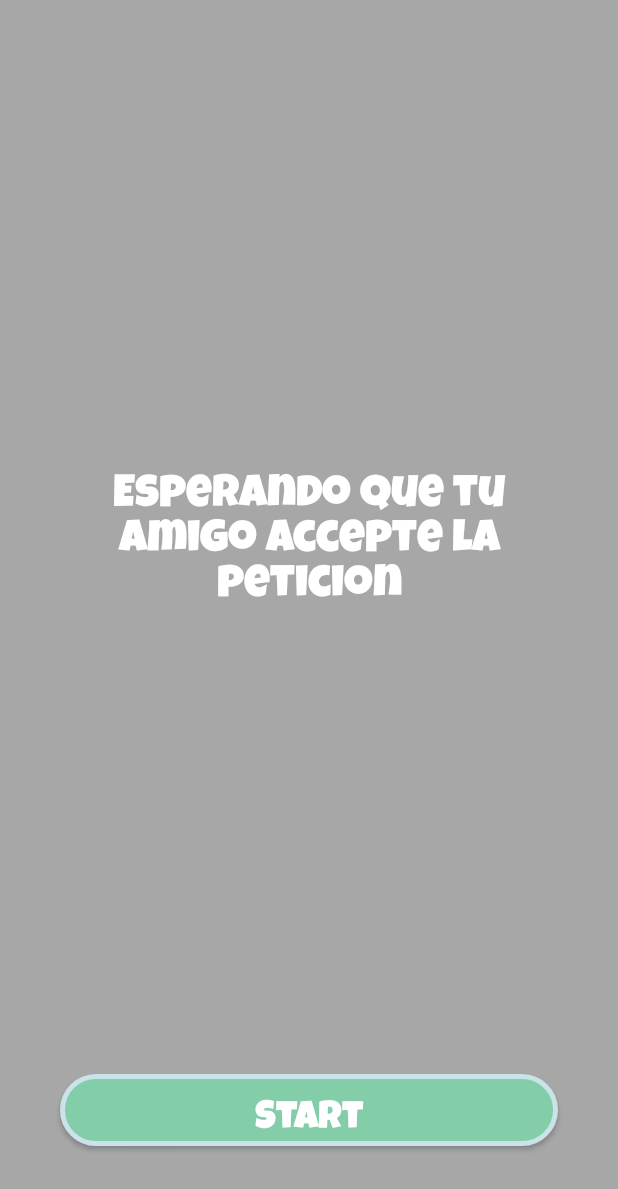
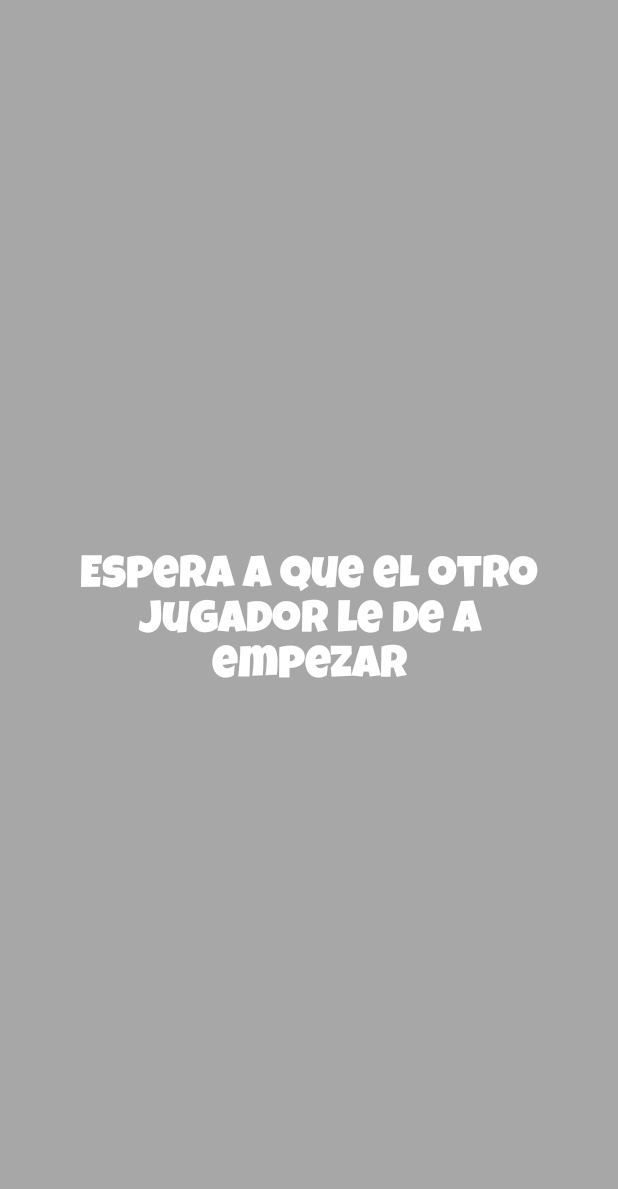
Before and after one commit to pautena/Nerve-AndroidApp, an Android app: the fragment WaitForStartFragment placed in its activity, on a phone screen of 412 x 824 dp. Shown: the top 1189 px of the screen. Run offline under Robolectric (Android 15) with nearby library versions, the light colour scheme and no system bars; libraries missing offline, so code that uses them is left out: com.twilio.video, io.realm; 4 statements that could not run were skipped.

Commit message:
IT workS

```diff
--- a/app/build.gradle
+++ b/app/build.gradle
@@ -41,6 +41,7 @@ repositories {
     maven {
         url 'https://dl.bintray.com/tzutalin/maven'
     }
+    maven { url "https://jitpack.io" }
 }
 
 
@@ -67,6 +68,7 @@ dependencies {
     compile 'de.hdodenhof:circleimageview:2.1.0'
     compile 'io.realm:android-adapters:2.0.0'
     compile 'com.tzutalin.dlib-android-app:dlib:1.0.4'
+    compile 'com.github.delight-im:Android-DDP:v3.3.0'
     compile project(':openCVLibrary320')
 }
 
--- a/app/src/main/java/com/pautena/hackupc/entities/RequestUser.java
+++ b/app/src/main/java/com/pautena/hackupc/entities/RequestUser.java
@@ -14,9 +14,10 @@ public class RequestUser extends RealmObject {
     private String email;
     private String username;
 
-    public RequestUser(){}
+    public RequestUser() {
+    }
 
-    public RequestUser(String id, String email, String username) {
+    public RequestUser(String id, String username, String email) {
         this.id = id;
         this.email = email;
         this.username = username;
--- a/app/src/main/java/com/pautena/hackupc/services/ApiService.java
+++ b/app/src/main/java/com/pautena/hackupc/services/ApiService.java
@@ -28,8 +28,8 @@ public interface ApiService {
                            @Field("password") String password);
 
     @FormUrlEncoded
-    @PUT("methods/setPushNotificationsToken")
-    Call<JsonObject> updateUserFirebaseToken(@Field("partnerId") String userId, @Field("firebase_token") String firebaseToken);
+    @POST("methods/setPushNotificationsToken")
+    Call<JsonObject> updateUserFirebaseToken(@Field("token") String firebaseToken);
 
     @FormUrlEncoded
     @POST("rooms")
--- a/app/src/main/java/com/pautena/hackupc/ui/twillio/fragments/SelectFriendFragment.java
+++ b/app/src/main/java/com/pautena/hackupc/ui/twillio/fragments/SelectFriendFragment.java
@@ -84,11 +84,12 @@ public class SelectFriendFragment extends Fragment implements FriendSelectionAda
         mLayoutManager = new LinearLayoutManager(getActivity());
         recyclerView.setLayoutManager(mLayoutManager);
         recyclerView.addItemDecoration(new SimpleDividerItemDecoration(getActivity()));
+        recyclerView.setAdapter(FriendSelectionAdapter.newInstance(getActivity(),realm, SelectFriendFragment.this));
 
         ApiServiceAdapter.getInstance(getActivity()).getAllUsers(new FinishGetFriendsCallback() {
             @Override
             public void onFinishGetFriends() {
-                recyclerView.setAdapter(FriendSelectionAdapter.newInstance(realm, SelectFriendFragment.this));
+                recyclerView.setAdapter(FriendSelectionAdapter.newInstance(getActivity(),realm, SelectFriendFragment.this));
             }
         });
 
--- a/app/src/main/java/com/pautena/hackupc/ui/twillio/fragments/WaitForStartFragment.java
+++ b/app/src/main/java/com/pautena/hackupc/ui/twillio/fragments/WaitForStartFragment.java
@@ -34,11 +34,13 @@ public class WaitForStartFragment extends Fragment {
 
     private WaitForStartCallback callback = emptyCalblack;
     private static final String ARG_HAVE_PARTICIPANT = "argHaveParticipant";
+    private static final String ARG_MASTER = "argMaster";
 
-    public static WaitForStartFragment newInstance(Participant participant) {
+    public static WaitForStartFragment newInstance(Participant participant, boolean master) {
 
         Bundle args = new Bundle();
         args.putBoolean(ARG_HAVE_PARTICIPANT, participant != null);
+        args.putBoolean(ARG_MASTER, master);
 
         WaitForStartFragment fragment = new WaitForStartFragment();
         fragment.setArguments(args);
@@ -60,18 +62,22 @@ public class WaitForStartFragment extends Fragment {
     private Button startButton;
     private TextView titleTextView;
     private boolean haveParticipant;
+    private boolean master;
 
     @Nullable
     @Override
     public View onCreateView(LayoutInflater inflater, @Nullable ViewGroup container, @Nullable Bundle savedInstanceState) {
-        View view = inflater.inflate(R.layout.wait_for_start, container, false);
+        View view = inflater.inflate(R.layout.wait_for_start_fragment, container, false);
 
         startButton = (Button) view.findViewById(R.id.start_button);
         titleTextView = (TextView) view.findViewById(R.id.title);
 
         haveParticipant = getArguments().getBoolean(ARG_HAVE_PARTICIPANT);
+        master = getArguments().getBoolean(ARG_MASTER);
+
 
         setHaveParticipant(haveParticipant);
+        setWaitingMessageNoMaster();
 
         startButton.setOnClickListener(new View.OnClickListener() {
             @Override
@@ -85,6 +91,7 @@ public class WaitForStartFragment extends Fragment {
     }
 
     public void setHaveParticipant(boolean haveParticipant) {
+        if (master) {
             Log.d(TAG, "setHaveParticipant. haveParticipant: " + haveParticipant);
 
             this.haveParticipant = haveParticipant;
@@ -94,6 +101,15 @@ public class WaitForStartFragment extends Fragment {
                 titleTextView.setText(R.string.wait_for_participant);
             }
 
-        //TODO: remove comment - >startButton.setEnabled(haveParticipant);
+            startButton.setEnabled(haveParticipant);
         }
     }
+
+    public void setWaitingMessageNoMaster() {
+        if (!master) {
+
+            titleTextView.setText(R.string.wait_for_start_no_master);
+            startButton.setVisibility(View.GONE);
+        }
+    }
+}
--- a/app/src/main/res/layout/content_video.xml
+++ b/app/src/main/res/layout/content_video.xml
@@ -38,7 +38,8 @@
             android:layout_gravity="center"
             android:text="@string/room_status"
             android:textColor="@color/colorAccent"
-            android:textSize="20sp" />
+            android:textSize="20sp"
+            android:visibility="invisible" />
 
     </LinearLayout>
 
--- /dev/null
+++ b/app/src/main/res/layout/wait_for_start_fragment.xml
@@ -0,0 +1,29 @@
+<?xml version="1.0" encoding="utf-8"?>
+<LinearLayout xmlns:android="http://schemas.android.com/apk/res/android"
+    xmlns:app="http://schemas.android.com/apk/res-auto"
+    android:layout_width="match_parent"
+    android:layout_height="match_parent"
+    android:background="#55000000"
+    android:orientation="vertical">
+
+    <com.pautena.hackupc.ui.customview.TextViewPlus
+        android:id="@+id/title"
+        style="@style/MyText"
+        android:layout_width="match_parent"
+        android:layout_height="match_parent"
+        android:layout_weight="1"
+        android:gravity="center"
+        android:text="@string/initial_fragment_text"
+
+        app:customFont="LuckiestGuy.ttf" />
+
+    <com.pautena.hackupc.ui.customview.ButtonPlus
+        android:id="@+id/start_button"
+        style="@style/MyButton"
+        android:layout_width="match_parent"
+        android:layout_height="wrap_content"
+        android:layout_marginBottom="60dp"
+        android:text="@string/start"
+        app:customFont="LuckiestGuy.ttf" />
+
+</LinearLayout>
--- a/app/src/main/res/values/strings.xml
+++ b/app/src/main/res/values/strings.xml
@@ -35,5 +35,7 @@
     <string name="start">Start</string>
     <string name="wait_for_participant">Esperando que tu amigo accepte la peticion</string>
     <string name="wait_for_start">Dale a empezar para poder cantar!</string>
+    <string name="new_request">El usuario %1$s te ha invitado a unirte a cantar la canción %2$s</string>
+    <string name="wait_for_start_no_master">Espera a que el otro jugador le de a empezar</string>
 
 </resources>
```
Also changed, not shown: app/src/main/java/com/pautena/hackupc/entities/manager/UserManager.java (+15 -1 lines), app/src/main/java/com/pautena/hackupc/services/ApiServiceAdapter.java (+23 -30 lines), app/src/main/java/com/pautena/hackupc/services/firebase/MyFirebaseService.java (+6 -1 lines), app/src/main/java/com/pautena/hackupc/ui/SplashScreen.java (+25 -4 lines), app/src/main/java/com/pautena/hackupc/ui/twillio/activity/VideoActivity.java (+87 -8 lines), app/src/main/java/com/pautena/hackupc/ui/twillio/adapters/FriendSelectionAdapter.java (+10 -2 lines), app/src/main/java/com/pautena/hackupc/ui/twillio/fragments/RequestFragment.java (added, +128 -0 lines), app/src/main/java/com/pautena/hackupc/ui/twillio/listeners/MeteorListener.java (added, +151 -0 lines), openCVLibrary320/build.gradle (added, +18 -0 lines), app/src/main/res/layout/request_fragment.xml (renamed from app/src/main/res/layout/wait_for_start.xml). Lines whose indentation alone changed are shown as unchanged.
